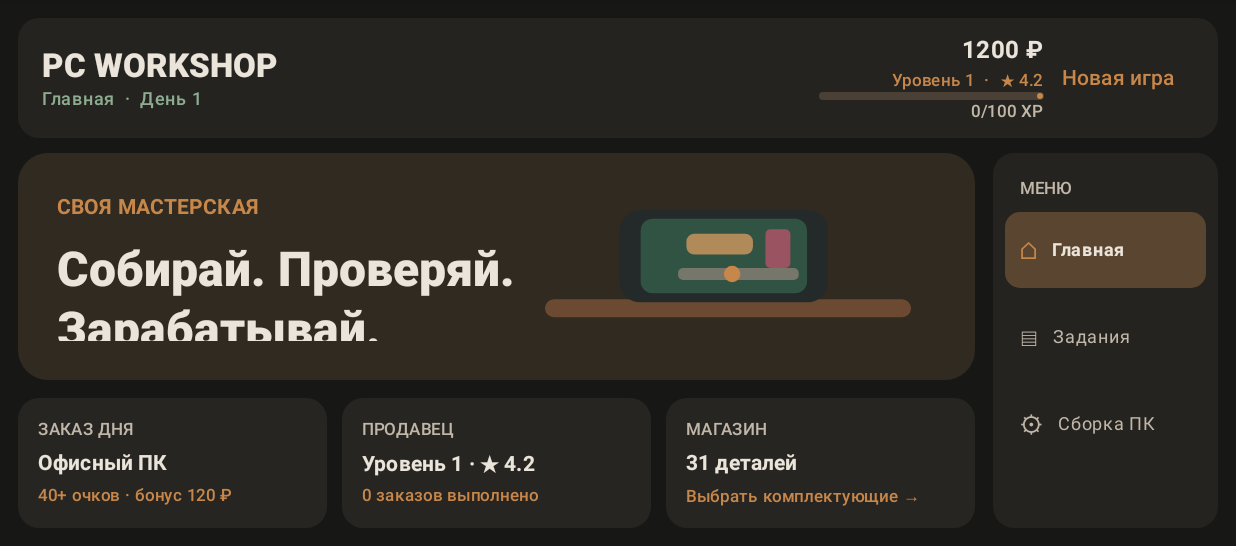
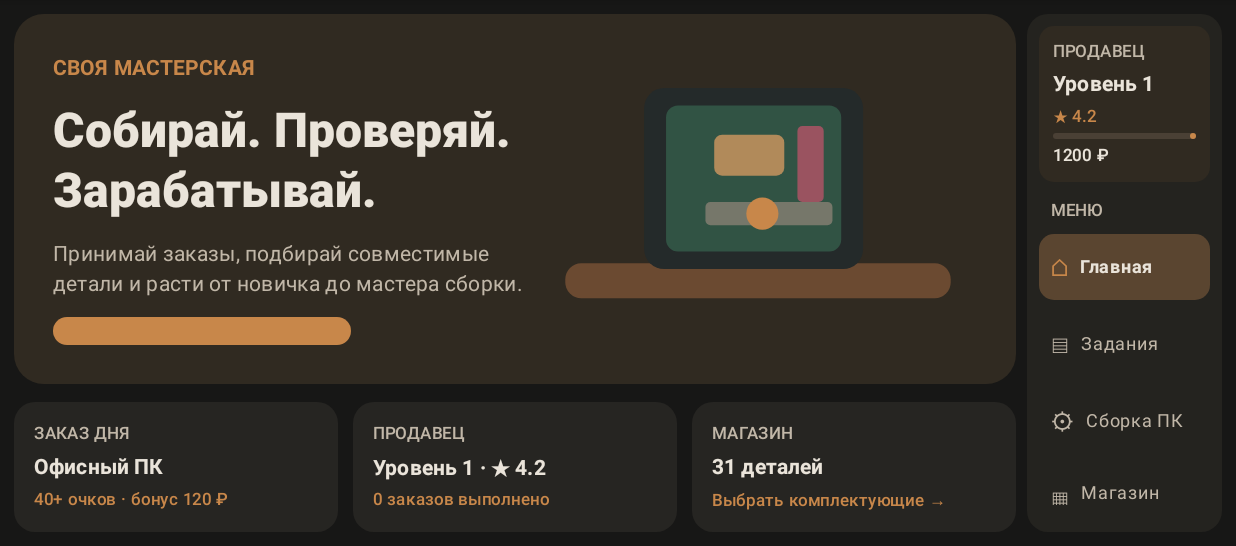
Before and after one commit to zxcrixd/pcsim, an Android app built with Jetpack Compose: the screen it shows after launch (MainActivity), on a phone screen of 824 x 412 dp (held sideways), the part 72-618 px from its top. Run offline under Robolectric (Android 15) with nearby library versions, the phone set to English and light mode, and no system bars.

Commit message:
fix(ui): remove top header and add adaptive scaling per window size

```diff
--- a/composeApp/src/commonMain/kotlin/com/zxcrixd/pcsim/ui/App.kt
+++ b/composeApp/src/commonMain/kotlin/com/zxcrixd/pcsim/ui/App.kt
@@ -4,9 +4,11 @@ import androidx.compose.foundation.background
 import androidx.compose.foundation.clickable
 import androidx.compose.foundation.layout.Arrangement
 import androidx.compose.foundation.layout.Box
+import androidx.compose.foundation.layout.BoxWithConstraints
 import androidx.compose.foundation.layout.Column
 import androidx.compose.foundation.layout.Row
 import androidx.compose.foundation.layout.Spacer
+import androidx.compose.foundation.layout.fillMaxHeight
 import androidx.compose.foundation.layout.fillMaxSize
 import androidx.compose.foundation.layout.fillMaxWidth
 import androidx.compose.foundation.layout.height
@@ -28,7 +30,9 @@ import androidx.compose.material3.Text
 import androidx.compose.material3.TextButton
 import androidx.compose.material3.darkColorScheme
 import androidx.compose.runtime.Composable
+import androidx.compose.runtime.CompositionLocalProvider
 import androidx.compose.runtime.LaunchedEffect
+import androidx.compose.runtime.compositionLocalOf
 import androidx.compose.runtime.getValue
 import androidx.compose.runtime.mutableStateOf
 import androidx.compose.runtime.remember
@@ -37,6 +41,7 @@ import androidx.compose.ui.Alignment
 import androidx.compose.ui.Modifier
 import androidx.compose.ui.graphics.Color
 import androidx.compose.ui.text.font.FontWeight
+import androidx.compose.ui.unit.Dp
 import androidx.compose.ui.unit.dp
 import com.zxcrixd.pcsim.BuildCheck
 import com.zxcrixd.pcsim.GameState
@@ -53,6 +58,50 @@ private val WorkshopColors = darkColorScheme(
     onSurfaceVariant = Color(0xFFC1B7A8), error = Color(0xFFE27769)
 )
 
+private data class UiMetrics(
+    val outerPadding: Dp,
+    val gap: Dp,
+    val navWidth: Dp,
+    val navItemPadding: Dp,
+    val shopCardWidth: Dp,
+    val shopCardHeight: Dp,
+    val swatchHeight: Dp
+)
+
+private val LocalUiMetrics = compositionLocalOf {
+    UiMetrics(12.dp, 10.dp, 150.dp, 13.dp, 190.dp, 250.dp, 70.dp)
+}
+
+private fun metricsFor(width: Dp): UiMetrics = when {
+    width < 720.dp -> UiMetrics(
+        outerPadding = 6.dp,
+        gap = 5.dp,
+        navWidth = 112.dp,
+        navItemPadding = 8.dp,
+        shopCardWidth = 145.dp,
+        shopCardHeight = 190.dp,
+        swatchHeight = 52.dp
+    )
+    width < 1000.dp -> UiMetrics(
+        outerPadding = 9.dp,
+        gap = 7.dp,
+        navWidth = 130.dp,
+        navItemPadding = 10.dp,
+        shopCardWidth = 165.dp,
+        shopCardHeight = 220.dp,
+        swatchHeight = 62.dp
+    )
+    else -> UiMetrics(
+        outerPadding = 12.dp,
+        gap = 10.dp,
+        navWidth = 150.dp,
+        navItemPadding = 13.dp,
+        shopCardWidth = 190.dp,
+        shopCardHeight = 250.dp,
+        swatchHeight = 70.dp
+    )
+}
+
 private enum class Page(val title: String, val icon: String) {
     HOME("Главная", "⌂"), TASKS("Задания", "▤"), BUILD("Сборка ПК", "⚙"), SHOP("Магазин", "▦")
 }
@@ -60,14 +109,29 @@ private enum class Page(val title: String, val icon: String) {
 @Composable
 fun App() {
     val game = remember { GameState() }
+    BoxWithConstraints(Modifier.fillMaxSize()) {
+        val metrics = remember(maxWidth) { metricsFor(maxWidth) }
+        CompositionLocalProvider(LocalUiMetrics provides metrics) {
+            MaterialTheme(colorScheme = WorkshopColors) {
+                Surface(Modifier.fillMaxSize(), color = MaterialTheme.colorScheme.background) {
+                    WorkshopApp(game)
+                }
+            }
+        }
+    }
+}
+
+@Composable
+private fun WorkshopApp(game: GameState) {
+    val ui = LocalUiMetrics.current
     var page by remember { mutableStateOf(Page.HOME) }
     var selectedPart by remember { mutableStateOf<Part?>(null) }
-    MaterialTheme(colorScheme = WorkshopColors) {
-        Surface(Modifier.fillMaxSize(), color = MaterialTheme.colorScheme.background) {
-            Column(Modifier.fillMaxSize().padding(12.dp), verticalArrangement = Arrangement.spacedBy(10.dp)) {
-                Header(game, page) { game.reset(); selectedPart = null; page = Page.HOME }
-                Row(Modifier.fillMaxWidth().weight(1f), horizontalArrangement = Arrangement.spacedBy(12.dp)) {
-                    Box(Modifier.weight(1f).fillMaxSize()) {
+
+    Row(
+        Modifier.fillMaxSize().padding(ui.outerPadding),
+        horizontalArrangement = Arrangement.spacedBy(ui.gap)
+    ) {
+        Box(Modifier.weight(1f).fillMaxHeight()) {
             when (page) {
                 Page.HOME -> HomePage(game) { page = it }
                 Page.TASKS -> TasksPage(game) { task -> game.acceptTask(task); page = Page.BUILD }
@@ -83,59 +147,58 @@ fun App() {
                 }
             }
         }
-                    Navigation(page) { page = it }
-                }
-            }
-        }
+        Navigation(game, page) { page = it }
     }
 }
 
 @Composable
-private fun Header(game: GameState, page: Page, onReset: () -> Unit) {
-    Row(
-        Modifier.fillMaxWidth().background(Color(0xFF24231F), RoundedCornerShape(14.dp)).padding(horizontal = 16.dp, vertical = 9.dp),
-        verticalAlignment = Alignment.CenterVertically
+private fun Navigation(game: GameState, current: Page, onNavigate: (Page) -> Unit) {
+    val ui = LocalUiMetrics.current
+    Column(
+        Modifier.width(ui.navWidth).fillMaxHeight()
+            .background(Color(0xFF24231F), RoundedCornerShape(14.dp)).padding(8.dp),
+        verticalArrangement = Arrangement.spacedBy(7.dp)
     ) {
-        Column(Modifier.weight(1f)) {
-            Text("PC WORKSHOP", style = MaterialTheme.typography.titleLarge, fontWeight = FontWeight.Black)
-            Text("${page.title}  ·  День ${game.day}", style = MaterialTheme.typography.labelMedium, color = MaterialTheme.colorScheme.secondary)
-        }
-        Column(horizontalAlignment = Alignment.End) {
-            Text("${game.money} ₽", style = MaterialTheme.typography.titleMedium, fontWeight = FontWeight.Bold)
-            Text("Уровень ${game.sellerLevel}  ·  ★ ${game.rating.toString().take(3)}", style = MaterialTheme.typography.labelSmall, color = MaterialTheme.colorScheme.primary)
+        Card(
+            Modifier.fillMaxWidth(),
+            colors = CardDefaults.cardColors(containerColor = Color(0xFF302A21)),
+            shape = RoundedCornerShape(10.dp)
+        ) {
+            Column(Modifier.padding(9.dp), verticalArrangement = Arrangement.spacedBy(3.dp)) {
+                Text("ПРОДАВЕЦ", style = MaterialTheme.typography.labelSmall, color = MaterialTheme.colorScheme.onSurfaceVariant)
+                Text("Уровень ${game.sellerLevel}", style = MaterialTheme.typography.titleSmall, fontWeight = FontWeight.Bold)
+                Text("★ ${game.rating.toString().take(3)}", color = MaterialTheme.colorScheme.primary, style = MaterialTheme.typography.labelSmall)
                 LinearProgressIndicator(
                     progress = (game.sellerXp % 100) / 100f,
-                modifier = Modifier.width(150.dp).height(5.dp),
+                    Modifier.fillMaxWidth().height(4.dp),
                     color = MaterialTheme.colorScheme.primary,
                     trackColor = Color(0xFF4A4035)
                 )
-            Text("${game.sellerXp % 100}/100 XP", style = MaterialTheme.typography.labelSmall, color = MaterialTheme.colorScheme.onSurfaceVariant)
-        }
-        TextButton(onClick = onReset) { Text("Новая игра") }
+                Text("${game.money} ₽", style = MaterialTheme.typography.labelSmall)
             }
         }
-
-@Composable
-private fun Navigation(current: Page, onNavigate: (Page) -> Unit) {
-    Column(
-        Modifier.width(150.dp).background(Color(0xFF24231F), RoundedCornerShape(14.dp)).padding(8.dp),
-        verticalArrangement = Arrangement.spacedBy(7.dp)
-    ) {
-        Text("МЕНЮ", Modifier.padding(start = 10.dp, top = 8.dp), style = MaterialTheme.typography.labelSmall, color = MaterialTheme.colorScheme.onSurfaceVariant)
+        Text("МЕНЮ", Modifier.padding(start = 8.dp, top = 4.dp), style = MaterialTheme.typography.labelSmall, color = MaterialTheme.colorScheme.onSurfaceVariant)
         Page.entries.forEach { page ->
             val active = current == page
             Row(
-                Modifier.fillMaxWidth().background(if (active) Color(0xFF5A4530) else Color.Transparent, RoundedCornerShape(10.dp))
-                    .clickable { onNavigate(page) }.padding(horizontal = 10.dp, vertical = 13.dp),
+                Modifier.fillMaxWidth()
+                    .background(if (active) Color(0xFF5A4530) else Color.Transparent, RoundedCornerShape(10.dp))
+                    .clickable { onNavigate(page) }
+                    .padding(horizontal = 8.dp, vertical = ui.navItemPadding),
                 verticalAlignment = Alignment.CenterVertically
             ) {
                 Text(page.icon, color = if (active) MaterialTheme.colorScheme.primary else MaterialTheme.colorScheme.onSurfaceVariant)
-                Spacer(Modifier.width(9.dp))
-                Text(page.title, style = MaterialTheme.typography.labelMedium, color = if (active) MaterialTheme.colorScheme.onSurface else MaterialTheme.colorScheme.onSurfaceVariant, fontWeight = if (active) FontWeight.Bold else FontWeight.Normal)
+                Spacer(Modifier.width(7.dp))
+                Text(
+                    page.title,
+                    style = MaterialTheme.typography.labelMedium,
+                    color = if (active) MaterialTheme.colorScheme.onSurface else MaterialTheme.colorScheme.onSurfaceVariant,
+                    fontWeight = if (active) FontWeight.Bold else FontWeight.Normal
+                )
             }
         }
         Spacer(Modifier.weight(1f))
-        Text("МАСТЕРСКАЯ\nPC Creator Simulator", Modifier.padding(10.dp), style = MaterialTheme.typography.labelSmall, color = MaterialTheme.colorScheme.onSurfaceVariant)
+        Text("МАСТЕРСКАЯ\nPC Creator", Modifier.padding(8.dp), style = MaterialTheme.typography.labelSmall, color = MaterialTheme.colorScheme.onSurfaceVariant)
     }
 }
 
@@ -194,7 +257,7 @@ private fun TasksPage(game: GameState, onAccept: (Order) -> Unit) {
         Text("У каждого клиента свои требования, бюджет и бонус. Удачная сборка повышает рейтинг продавца.", style = MaterialTheme.typography.bodySmall, color = MaterialTheme.colorScheme.onSurfaceVariant)
         Row(Modifier.fillMaxWidth().weight(1f), horizontalArrangement = Arrangement.spacedBy(10.dp)) {
             game.tasks.forEachIndexed { index, task ->
-                Card(Modifier.weight(1f).fillMaxSize(), colors = CardDefaults.cardColors(containerColor = if (task.title == game.order.title) Color(0xFF302A21) else MaterialTheme.colorScheme.surface), shape = RoundedCornerShape(16.dp)) {
+                Card(Modifier.weight(1f).fillMaxHeight(), colors = CardDefaults.cardColors(containerColor = if (task.title == game.order.title) Color(0xFF302A21) else MaterialTheme.colorScheme.surface), shape = RoundedCornerShape(16.dp)) {
                     Column(Modifier.fillMaxSize().padding(15.dp), verticalArrangement = Arrangement.spacedBy(8.dp)) {
                         Text(if (task.title == game.order.title) "АКТИВНЫЙ ЗАКАЗ" else "ЗАКАЗ КЛИЕНТА ${index + 1}", style = MaterialTheme.typography.labelSmall, color = MaterialTheme.colorScheme.primary, fontWeight = FontWeight.Bold)
                         Text(task.client, style = MaterialTheme.typography.titleMedium, fontWeight = FontWeight.Bold)
@@ -244,6 +307,7 @@ private fun BuildPage(game: GameState, selectedPart: Part?, onPartPlaced: () ->
 
 @Composable
 private fun ShopPage(game: GameState, selectedPart: Part?, onSelect: (Part) -> Unit) {
+    val ui = LocalUiMetrics.current
     var filter by remember { mutableStateOf<PartType?>(null) }
     val parts = if (filter == null) Catalog.parts else Catalog.byType(filter!!)
     Column(Modifier.fillMaxSize(), verticalArrangement = Arrangement.spacedBy(9.dp)) {
@@ -272,10 +336,11 @@ private fun ShopPage(game: GameState, selectedPart: Part?, onSelect: (Part) -> U
 
 @Composable
 private fun ShopPartCard(part: Part, locked: Boolean, selected: Boolean, onClick: () -> Unit) {
+    val ui = LocalUiMetrics.current
     val fill = if (selected) Color(0xFF5A4530) else MaterialTheme.colorScheme.surface
-    Card(Modifier.width(190.dp).fillMaxSize().clickable(enabled = !locked, onClick = onClick), colors = CardDefaults.cardColors(containerColor = fill), shape = RoundedCornerShape(14.dp)) {
+    Card(Modifier.width(ui.shopCardWidth).height(ui.shopCardHeight).clickable(enabled = !locked, onClick = onClick), colors = CardDefaults.cardColors(containerColor = fill), shape = RoundedCornerShape(14.dp)) {
         Column(Modifier.fillMaxWidth().padding(12.dp), verticalArrangement = Arrangement.spacedBy(7.dp)) {
-            PartSwatch(part.type, Modifier.fillMaxWidth().height(70.dp))
+            PartSwatch(part.type, Modifier.fillMaxWidth().height(ui.swatchHeight))
             Text(if (locked) "🔒 ${part.name}" else part.name, style = MaterialTheme.typography.titleSmall, fontWeight = FontWeight.Bold)
             Text(if (locked) "Откроется на реп. ${part.requiredReputation}" else "${part.price} ₽", color = MaterialTheme.colorScheme.primary, fontWeight = FontWeight.Bold)
             Text("${part.score} очков производительности", style = MaterialTheme.typography.labelSmall)
```
Lines whose indentation alone changed are shown as unchanged.
